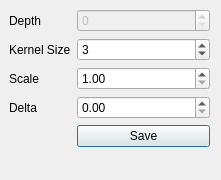
Old version of the form forms/LaplacianEdgeDetection.ui in the repository hmkum/opencvdemo-gui.
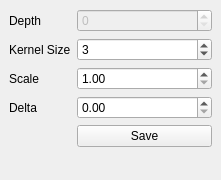
New version of the form.

Commit message: Changed all windows from QDialog to QMainWindow

Patch:
```diff
--- a/forms/LaplacianEdgeDetection.ui
+++ b/forms/LaplacianEdgeDetection.ui
@@ -1,7 +1,7 @@
 <?xml version="1.0" encoding="UTF-8"?>
 <ui version="4.0">
  <class>LaplacianEdgeDetection</class>
- <widget class="QDialog" name="LaplacianEdgeDetection">
+ <widget class="QMainWindow" name="LaplacianEdgeDetection">
   <property name="geometry">
    <rect>
     <x>0</x>
```
Left out of the diff: 2 changed lines with no effect on the pictures. The commit also changes 13 other files.
